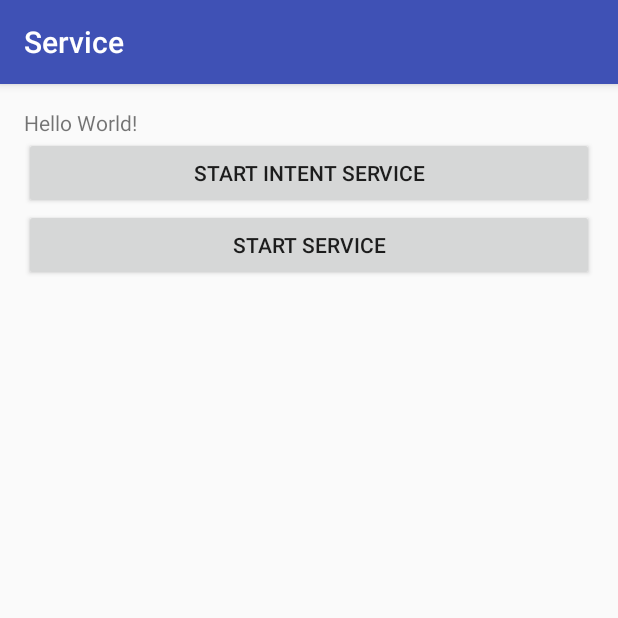
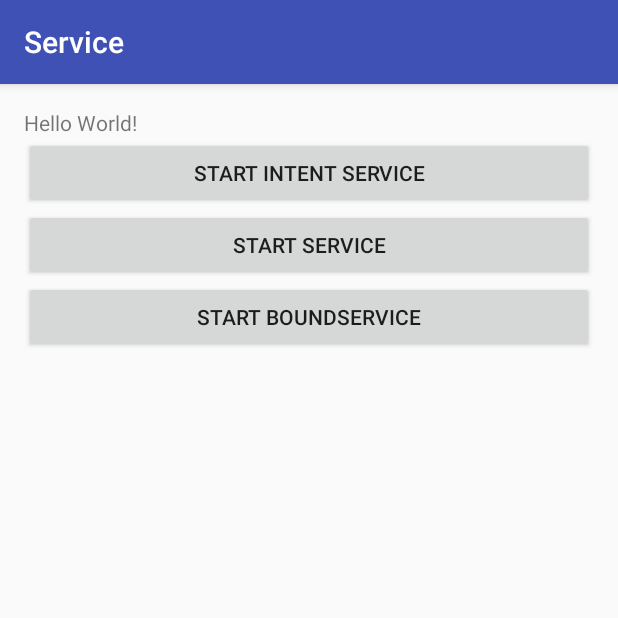
Before and after one commit to williamgdev/Service, an Android app: the screen it shows after launch (MainActivity), on a phone screen of 412 x 824 dp, the top half of it. Run offline under Robolectric (Android 15) with nearby library versions, the phone set to English and light mode, and no system bars.

Commit message:
Create a UI to Bind ant Unbind the Service

```diff
--- a/app/src/main/AndroidManifest.xml
+++ b/app/src/main/AndroidManifest.xml
@@ -17,6 +17,7 @@
         </activity>
         <service android:name=".SimpleIntentService"/>
         <service android:name=".SimpleService" android:enabled="true" android:exported="true"/>
+        <service android:name=".BoundService" android:enabled="true" android:exported="true"/>
     </application>
 
 </manifest>
--- a/app/src/main/java/com/github/william/examples/service/MainActivity.java
+++ b/app/src/main/java/com/github/william/examples/service/MainActivity.java
@@ -1,15 +1,19 @@
 package com.github.william.examples.service;
 
+import android.content.ComponentName;
 import android.content.Intent;
+import android.content.ServiceConnection;
+import android.os.IBinder;
 import android.support.v7.app.AppCompatActivity;
 import android.os.Bundle;
 import android.view.View;
 import android.widget.Button;
 
 public class MainActivity extends AppCompatActivity {
-    Button bStartSimpleServie;
-    boolean ssstarted;
-
+    Button
+            bStartSimpleServie,
+            bStartBoundService;
+    boolean ssstarted, bsstarted;
 
 
     @Override
@@ -17,6 +21,7 @@ public class MainActivity extends AppCompatActivity {
         super.onCreate(savedInstanceState);
         setContentView(R.layout.activity_main);
         bStartSimpleServie = (Button) findViewById(R.id.main_bSimpleService);
+        bStartBoundService = (Button) findViewById(R.id.main_bBoundService);
     }
 
     public void onStartIntentService(View view) {
@@ -38,4 +43,33 @@ public class MainActivity extends AppCompatActivity {
             stopService(intent);
         }
     }
+
+
+    public void onStartBoundService(View view) {
+        if (!bsstarted){
+            bStartBoundService.setText(R.string.stop_boundservice);
+            bsstarted = true;
+            Intent intent = new Intent(this, BoundService.class);
+            bindService(intent, mConnection, BIND_AUTO_CREATE);
+        }
+        else {
+            bStartBoundService.setText(R.string.start_service);
+            bsstarted = false;
+            unbindService(mConnection);
+        }
+    }
+
+
+    private ServiceConnection mConnection = new ServiceConnection() {
+        @Override
+        public void onServiceConnected(ComponentName name, IBinder service) {
+
+        }
+
+        @Override
+        public void onServiceDisconnected(ComponentName name) {
+
+        }
+    }
+
 }
--- a/app/src/main/res/layout/activity_main.xml
+++ b/app/src/main/res/layout/activity_main.xml
@@ -29,4 +29,11 @@
         android:text="@string/start_service"
         android:onClick="onStartSimpleService"
         />
+    <Button
+        android:layout_width="match_parent"
+        android:layout_height="wrap_content"
+        android:id="@+id/main_bBoundService"
+        android:text="@string/start_boundservice"
+        android:onClick="onStartBoundService"
+        />
 </LinearLayout>
--- a/app/src/main/res/values/strings.xml
+++ b/app/src/main/res/values/strings.xml
@@ -2,4 +2,6 @@
     <string name="app_name">Service</string>
     <string name="start_service">Start Service</string>
     <string name="stop_service">Stop Service</string>
+    <string name="start_boundservice">Start BoundService</string>
+    <string name="stop_boundservice">Stop BoundService</string>
 </resources>
```
